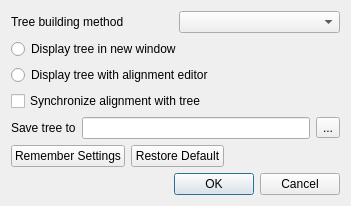
violethaze74/ugene, file src/corelibs/U2View/src/phyltree/ui/CreatePhyTreeDialog.ui: the form before one commit.
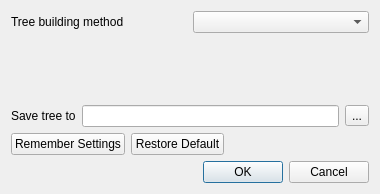
The form after the commit.

Commit message: UGENE-4650: Build Tree menu taller than screen, unusable Dialogs were redesigned.

```diff
--- a/src/corelibs/U2View/src/phyltree/ui/CreatePhyTreeDialog.ui
+++ b/src/corelibs/U2View/src/phyltree/ui/CreatePhyTreeDialog.ui
@@ -6,8 +6,8 @@
    <rect>
     <x>0</x>
     <y>0</y>
-    <width>351</width>
-    <height>240</height>
+    <width>380</width>
+    <height>194</height>
    </rect>
   </property>
   <property name="sizePolicy">
@@ -42,6 +42,9 @@
        <property name="sizeConstraint">
         <enum>QLayout::SetMinAndMaxSize</enum>
        </property>
+       <property name="bottomMargin">
+        <number>20</number>
+       </property>
        <item>
         <widget class="QLabel" name="label">
          <property name="text">
@@ -55,42 +58,24 @@
       </layout>
      </item>
      <item>
-      <widget class="QRadioButton" name="createNewView">
-       <property name="sizePolicy">
-        <sizepolicy hsizetype="Preferred" vsizetype="Fixed">
-         <horstretch>0</horstretch>
-         <verstretch>0</verstretch>
-        </sizepolicy>
-       </property>
-       <property name="text">
-        <string>Display tree in new window</string>
-       </property>
-      </widget>
-     </item>
-     <item>
-      <widget class="QRadioButton" name="displayWithAlignmentEditor">
-       <property name="sizePolicy">
-        <sizepolicy hsizetype="Preferred" vsizetype="Fixed">
-         <horstretch>0</horstretch>
-         <verstretch>0</verstretch>
-        </sizepolicy>
-       </property>
-       <property name="text">
-        <string>Display tree with alignment editor</string>
-       </property>
-      </widget>
-     </item>
-     <item>
-      <widget class="QCheckBox" name="syncCheckBox">
-       <property name="sizePolicy">
-        <sizepolicy hsizetype="Preferred" vsizetype="Fixed">
-         <horstretch>0</horstretch>
-         <verstretch>0</verstretch>
-        </sizepolicy>
-       </property>
-       <property name="text">
-        <string>Synchronize alignment with tree</string>
-       </property>
+      <widget class="QWidget" name="settingsContainer" native="true">
+       <layout class="QVBoxLayout" name="settingsContainerLayout">
+        <property name="spacing">
+         <number>0</number>
+        </property>
+        <property name="leftMargin">
+         <number>0</number>
+        </property>
+        <property name="topMargin">
+         <number>0</number>
+        </property>
+        <property name="rightMargin">
+         <number>0</number>
+        </property>
+        <property name="bottomMargin">
+         <number>0</number>
+        </property>
+       </layout>
       </widget>
      </item>
      <item>
```
Left out of the diff: 16 changed lines with no effect on the pictures. The commit also changes 30 other files.
